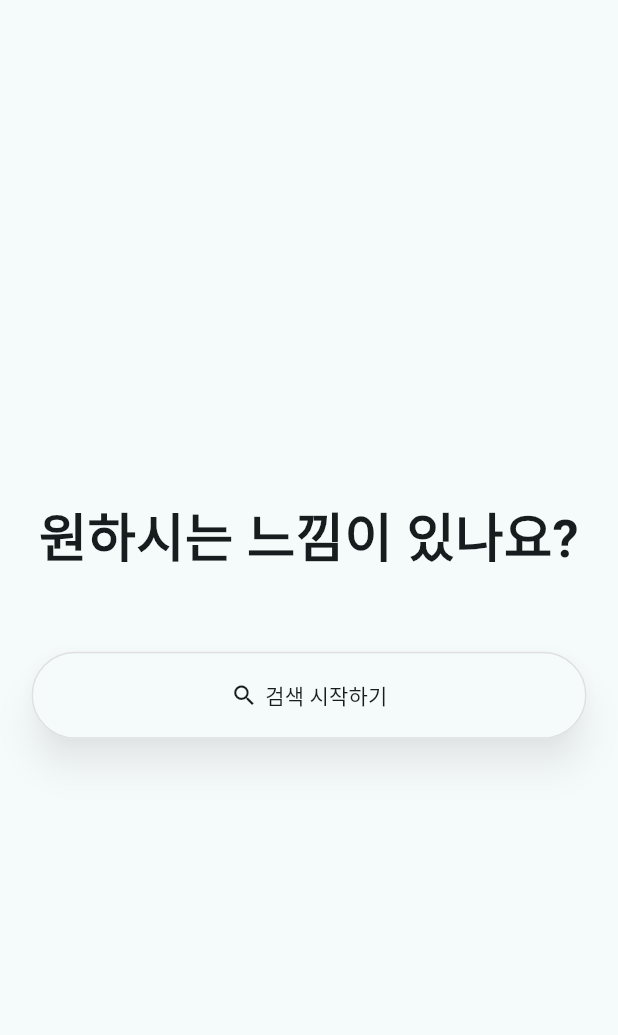
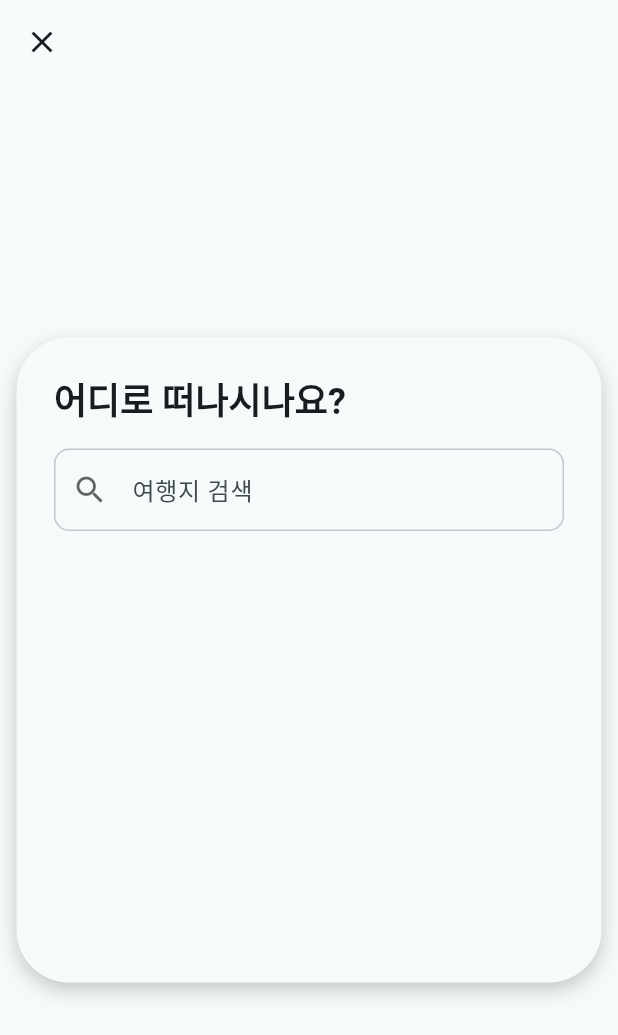
Before and after one commit to ryuhyoh/flutter_cap, a Flutter app: the screen it shows after launch, after a tap on "검색 시작하기", on a phone screen of 412 x 824 dp. Shown: the top 1035 px of the screen. Run offline on Flutter 3.47's test engine with Material 3 defaults, Android fonts, the phone set to English and light mode, and no system bars; drawn by our look-alikes of flutter_animate.

Commit message:
animatedContainer

```diff
--- a/flutter_locallens/lib/main.dart
+++ b/flutter_locallens/lib/main.dart
@@ -1,6 +1,8 @@
 import 'package:flutter/material.dart';
 import 'package:flutter/services.dart';
 import 'dart:async';
+import 'search_screen.dart'; // SearchScreen import
+import 'package:flutter_animate/flutter_animate.dart';
 
 void main() => runApp(const MyApp());
 
@@ -10,19 +12,18 @@ class MyApp extends StatelessWidget {
   @override
   Widget build(BuildContext context) {
     SystemChrome.setSystemUIOverlayStyle(
-      SystemUiOverlayStyle(
-        statusBarColor: Colors.transparent, // 상태 표시줄 배경 투명
-        statusBarIconBrightness: Brightness.dark, // Android 상태 표시줄 아이콘 어둡게
-        statusBarBrightness:
-            Brightness.light, // iOS 상태 표시줄 아이콘 어둡게 (주의: light가 어두운 아이콘)
+      const SystemUiOverlayStyle(
+        statusBarColor: Colors.transparent,
+        statusBarIconBrightness: Brightness.dark,
+        statusBarBrightness: Brightness.dark,
       ),
     );
 
     return MaterialApp(
       title: 'WhereWeGo',
       debugShowCheckedModeBanner: false,
-      theme: ThemeData(colorSchemeSeed: Colors.white),
-      home: Home(),
+      theme: ThemeData(colorSchemeSeed: Colors.white, useMaterial3: true),
+      home: const Home(),
     );
   }
 }
@@ -35,41 +36,48 @@ class Home extends StatefulWidget {
 }
 
 class _HomeState extends State<Home> {
+  // --- 상단 텍스트 애니메이션 관련 변수 ---
   final List<String> _texts = ['안녕하세요👋', '여행지를 추천해드릴게요', '원하시는 느낌이 있나요?'];
+  int _currentIndex = 0;
+  double _textOpacity = 1.0;
+  Timer? _textAnimationTimer;
+  final Duration _fadeDuration = const Duration(milliseconds: 750);
+  final Duration _displayDuration = const Duration(milliseconds: 2500);
 
-  int _currentIndex = 0; //문장 인덱스
-  double _opacity = 1.0; //투명도 (1.0이 완전히 보이는 상태, 0.0이 투명한상태)
-  Timer? _timer;
-
-  final Duration _fadeDuration = Duration(milliseconds: 750);
-  final Duration _displayDuration = Duration(milliseconds: 2500);
+  // --- 버튼 모양 및 Hero 태그 정의 ---
+  final double _buttonHeight = 58.0;
+  final double _buttonWidth = 370.0;
+  final double _buttonBorderRadius = 29.0;
+  final String _heroTag = 'searchBoxHero'; // Hero 태그 다시 사용
+  final double _cardBorderRadius = 15.0;
 
   @override
   void initState() {
     super.initState();
-    WidgetsBinding.instance.addPostFrameCallback((timeStamp) {
+    WidgetsBinding.instance.addPostFrameCallback((_) {
       if (mounted) {
-        _startTimer();
+        _startTextTimer();
       }
     });
   }
 
-  void _startTimer() {
-    _timer = Timer.periodic(_displayDuration + _fadeDuration, (timer) {
-      if (mounted) {
-        setState(() {
-          _opacity = 0.0;
-        });
-      } else {
+  void _startTextTimer() {
+    _textAnimationTimer?.cancel();
+    _textAnimationTimer = Timer.periodic(_displayDuration + _fadeDuration, (
+      timer,
+    ) {
+      if (!mounted) {
         timer.cancel();
         return;
       }
-
+      setState(() {
+        _textOpacity = 0.0;
+      });
       Future.delayed(_fadeDuration, () {
         if (mounted) {
           setState(() {
             _currentIndex = (_currentIndex + 1) % _texts.length;
-            _opacity = 1.0;
+            _textOpacity = 1.0;
           });
         }
       });
@@ -78,8 +86,116 @@ class _HomeState extends State<Home> {
 
   @override
   void dispose() {
-    _timer?.cancel();
+    _textAnimationTimer?.cancel();
     super.dispose();
+  }
+
+  // --- '검색 시작하기' 버튼 위젯 빌드 (Hero 방식) ---
+  Widget _buildSearchButton() {
+    // 버튼의 시각적 모양 정의
+    Widget buttonShape = Container(
+      width: _buttonWidth,
+      height: _buttonHeight,
+      decoration: BoxDecoration(
+        color: Theme.of(context).colorScheme.surface,
+        borderRadius: BorderRadius.circular(_buttonBorderRadius),
+        border: Border.all(color: Colors.grey.shade300, width: 1.0),
+        boxShadow: [
+          BoxShadow(
+            color: Colors.black.withOpacity(0.25),
+            blurRadius: 8,
+            offset: const Offset(0, 4),
+          ),
+        ],
+      ),
+      child: Material(
+        // Material 효과 일관성
+        type: MaterialType.transparency,
+        child: Row(
+          mainAxisAlignment: MainAxisAlignment.center,
+          children: [
+            Icon(Icons.search, color: Theme.of(context).colorScheme.onSurface),
+            const SizedBox(width: 8),
+            Text(
+              '검색 시작하기',
+              style: TextStyle(
+                fontWeight: FontWeight.bold,
+                color: Theme.of(context).colorScheme.onSurface,
+              ),
+            ),
+          ],
+        ),
+      ),
+    );
+    final destinationCardDecoration = BoxDecoration(
+      color: Theme.of(context).colorScheme.surface,
+      borderRadius: BorderRadius.circular(_cardBorderRadius),
+      boxShadow: [
+        BoxShadow(
+          color: Colors.black.withOpacity(0.2),
+          blurRadius: 10,
+          offset: const Offset(0, 5),
+        ),
+      ],
+    );
+
+    // GestureDetector와 Hero 사용
+    return GestureDetector(
+      onTap: () {
+        Navigator.push(
+          context,
+          // PageRouteBuilder 사용 (이전과 동일)
+          PageRouteBuilder(
+            transitionDuration: 500.ms, // 애니메이션 시간
+            reverseTransitionDuration: 400.ms,
+            opaque: false, // 배경 투명하게 시작
+            pageBuilder:
+                (context, animation, secondaryAnimation) =>
+                    const SearchScreen(),
+            transitionsBuilder: (
+              context,
+              animation,
+              secondaryAnimation,
+              child,
+            ) {
+              // 페이지 전체 페이드 효과
+              return FadeTransition(
+                opacity: CurvedAnimation(
+                  parent: animation,
+                  curve: Curves.easeIn,
+                ),
+                child: child,
+              );
+            },
+          ),
+        );
+      },
+      child: Hero(
+        tag: _heroTag, // 고유 태그
+        // 부드러운 호 이동 효과
+        createRectTween: (begin, end) {
+          return MaterialRectArcTween(begin: begin, end: end);
+        },
+        flightShuttleBuilder: (
+          BuildContext flightContext,
+          Animation<double> animation,
+          HeroFlightDirection flightDirection,
+          BuildContext fromHeroContext,
+          BuildContext toHeroContext,
+        ) {
+          // 애니메이션 중에는 내용물 없이 목적지 카드의 모양만 렌더링
+          // 이렇게 하면 SearchScreen의 내용물이 미리 그려지는 것을 방지
+          return Material(
+            // Material로 감싸야 Hero가 제대로 처리
+            type: MaterialType.transparency,
+            child: Container(decoration: destinationCardDecoration),
+          );
+          // 참고: 기본 동작은 return toHeroContext.widget; 입니다.
+        },
+        // ==================================================
+        child: Material(type: MaterialType.transparency, child: buttonShape),
+      ),
+    );
   }
 
   @override
@@ -89,12 +205,12 @@ class _HomeState extends State<Home> {
       body: SafeArea(
         child: Center(
           child: Padding(
-            padding: EdgeInsets.all(10),
+            padding: const EdgeInsets.all(10),
             child: Column(
               mainAxisAlignment: MainAxisAlignment.center,
               children: [
                 AnimatedOpacity(
-                  opacity: _opacity,
+                  opacity: _textOpacity,
                   duration: _fadeDuration,
                   child: Text(
                     _texts[_currentIndex],
@@ -106,26 +222,7 @@ class _HomeState extends State<Home> {
                   ),
                 ),
                 const SizedBox(height: 50),
-                ElevatedButton(
-                  style: ElevatedButton.styleFrom(
-                    fixedSize: const Size(370, 58),
-                    backgroundColor: Theme.of(context).colorScheme.surface,
-                    foregroundColor: Theme.of(context).colorScheme.onSurface,
-                    elevation: 10,
-                    surfaceTintColor: Theme.of(context).colorScheme.surface,
-                    side: BorderSide(color: Colors.grey.shade300, width: 1.0),
-                    shadowColor: Colors.black.withOpacity(0.35),
-                  ),
-                  onPressed: () {},
-                  child: const Row(
-                    mainAxisAlignment: MainAxisAlignment.center,
-                    children: [
-                      Icon(Icons.search),
-                      SizedBox(width: 5),
-                      Text('검색 시작하기'),
-                    ],
-                  ),
-                ),
+                _buildSearchButton(), // Hero 방식 버튼 호출
               ],
             ),
           ),
--- /dev/null
+++ b/flutter_locallens/lib/search_screen.dart
@@ -0,0 +1,138 @@
+import 'package:flutter/material.dart';
+import 'package:flutter_animate/flutter_animate.dart';
+
+class SearchScreen extends StatelessWidget {
+  const SearchScreen({super.key});
+
+  // Hero 태그 정의 (Home 화면과 동일하게)
+  final String _heroTag = 'searchBoxHero';
+
+  // 카드 크기 및 모양 정의
+  final double _cardHeight = 430.0;
+  final double _cardWidth = 390.0;
+  final double _cardBorderRadius = 35.0;
+
+  @override
+  Widget build(BuildContext context) {
+    return Scaffold(
+      // PageRouteBuilder에서 페이드 효과를 주므로 배경색은 최종 상태로 설정
+      backgroundColor: Theme.of(context).colorScheme.surface,
+      appBar: AppBar(
+        backgroundColor: Colors.transparent,
+        elevation: 0,
+        leading: IconButton(
+          icon: Icon(
+            Icons.close,
+            color: Theme.of(context).colorScheme.onSurface,
+          ),
+          onPressed: () => Navigator.pop(context),
+        ),
+        forceMaterialTransparency: true,
+      ),
+      body: Center(
+        // Hero 위젯 다시 사용
+        child: Hero(
+          tag: _heroTag, // 동일 태그
+          createRectTween: (begin, end) {
+            // 부드러운 호 이동
+            return MaterialRectArcTween(begin: begin, end: end);
+          },
+          // 애니메이션될 최종 컨테이너 모양
+          child: Material(
+            // Material로 감싸기
+            type: MaterialType.transparency,
+            child: Container(
+              width: _cardWidth,
+              height: _cardHeight,
+              decoration: BoxDecoration(
+                color: Theme.of(context).colorScheme.surface,
+                borderRadius: BorderRadius.circular(_cardBorderRadius),
+                boxShadow: [
+                  BoxShadow(
+                    color: Colors.black.withOpacity(0.2),
+                    blurRadius: 10, // 그림자 약간 조절
+                    offset: const Offset(0, 5),
+                  ),
+                ],
+              ),
+              // Material 위젯으로 내부 컨텐츠 클리핑 및 효과 보장
+              child: Material(
+                type: MaterialType.transparency,
+                // ==============================================
+                // 내부 콘텐츠에 애니메이션 적용 (flutter_animate)
+                // ==============================================
+                child:
+                    Padding(
+                          padding: const EdgeInsets.all(25.0),
+                          child: Column(
+                            crossAxisAlignment: CrossAxisAlignment.start,
+                            children: [
+                              Text(
+                                '어디로 떠나시나요?', // 텍스트 구분용
+                                style: Theme.of(context).textTheme.headlineSmall
+                                    ?.copyWith(fontWeight: FontWeight.bold),
+                              ),
+                              const SizedBox(height: 15),
+                              TextField(
+                                decoration: InputDecoration(
+                                  hintText: '여행지 검색',
+                                  prefixIcon: Icon(
+                                    Icons.search,
+                                    color: Theme.of(
+                                      context,
+                                    ).iconTheme.color?.withOpacity(0.6),
+                                  ),
+                                  border: OutlineInputBorder(
+                                    borderRadius: BorderRadius.circular(10),
+                                    borderSide: BorderSide(
+                                      color:
+                                          Theme.of(context).colorScheme.outline,
+                                    ),
+                                  ),
+                                  enabledBorder: OutlineInputBorder(
+                                    borderRadius: BorderRadius.circular(10),
+                                    borderSide: BorderSide(
+                                      color:
+                                          Theme.of(
+                                            context,
+                                          ).colorScheme.outlineVariant,
+                                    ),
+                                  ),
+                                  focusedBorder: OutlineInputBorder(
+                                    borderRadius: BorderRadius.circular(10),
+                                    borderSide: BorderSide(
+                                      color:
+                                          Theme.of(context).colorScheme.outline,
+                                      width: 1.5,
+                                    ),
+                                  ),
+                                  filled: true,
+                                  fillColor:
+                                      Theme.of(context).colorScheme.surface,
+                                  contentPadding: const EdgeInsets.symmetric(
+                                    vertical: 15.0,
+                                  ),
+                                ),
+                              ),
+                              const Spacer(),
+                            ],
+                          ),
+                        )
+                        // .animate() 확장 메서드 적용
+                        .animate()
+                        // PageRouteBuilder의 transitionDuration(500ms)보다 짧은 delay
+                        .fadeIn(),
+                /*.slideY(
+                      begin: 0.2,
+                      duration: 300.ms,
+                      curve: Curves.easeOutCubic,
+                    ),*/
+                // ==============================================
+              ),
+            ),
+          ),
+        ),
+      ),
+    );
+  }
+}
--- a/flutter_locallens/pubspec.yaml
+++ b/flutter_locallens/pubspec.yaml
@@ -34,6 +34,8 @@ dependencies:
   # The following adds the Cupertino Icons font to your application.
   # Use with the CupertinoIcons class for iOS style icons.
   cupertino_icons: ^1.0.8
+  animations: ^2.0.11
+  flutter_animate: ^4.5.2
 
 dev_dependencies:
   flutter_test:
```
Also changed, not shown: flutter_locallens/pubspec.lock.
